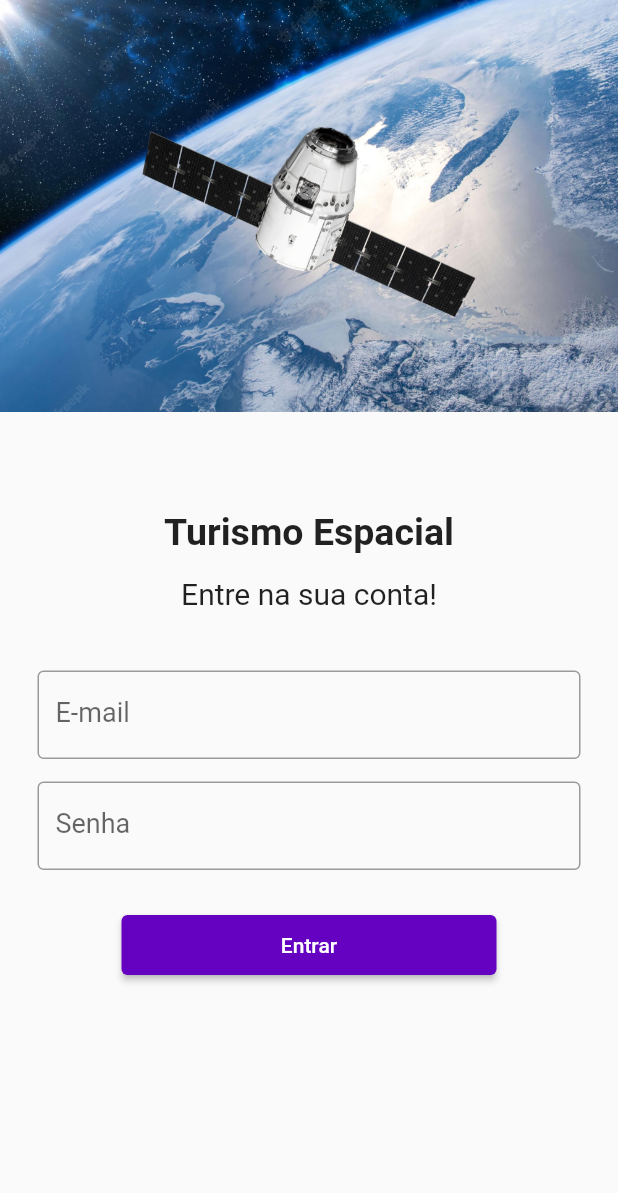
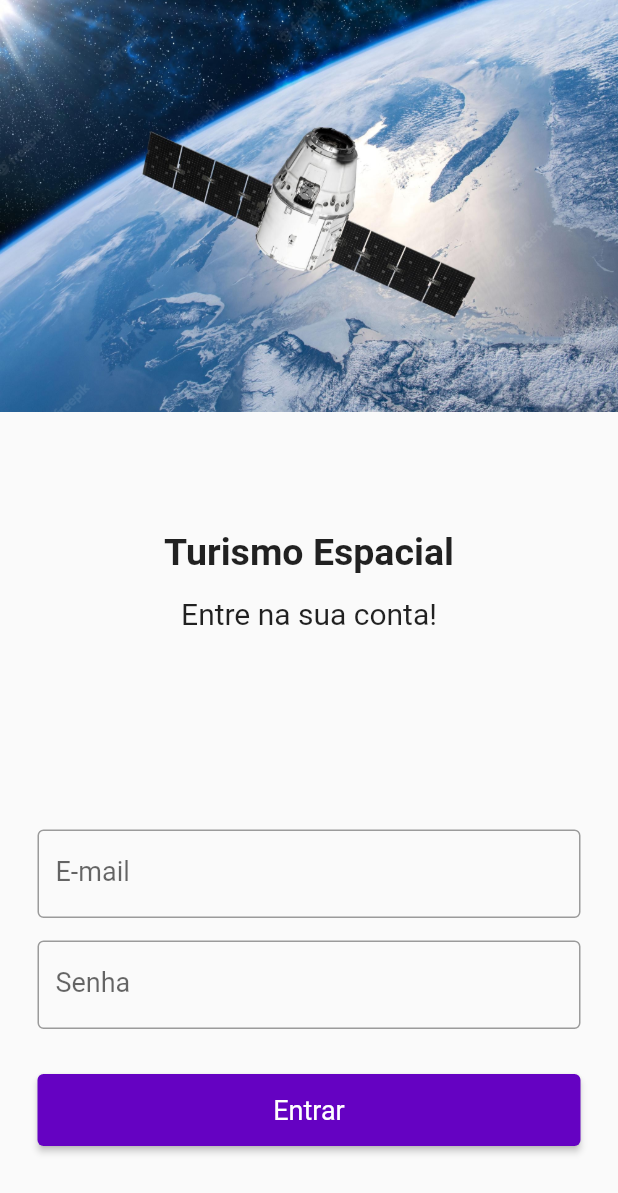
Before and after one commit to lucasmoretini/SpaceTourism, a Flutter app: the screen it shows after launch, on a phone screen of 412 x 824 dp. Shown: the top 1193 px of the screen. Run offline on Flutter 3.47's test engine with Material 2 defaults, Android fonts, the phone set to English and light mode, and no system bars.

Commit message:
Adjusted login and home

```diff
--- a/lib/src/app/components/button_pattern.dart
+++ b/lib/src/app/components/button_component.dart
@@ -1,4 +1,3 @@
-import 'package:flutter/foundation.dart' show kIsWeb;
 import 'package:flutter/material.dart';
 
 class ButtonPattern extends StatelessWidget {
@@ -7,18 +6,15 @@ class ButtonPattern extends StatelessWidget {
   final Color primaryColor;
   final Color secondColor;
 
-  ButtonPattern({
-    required this.onPressed,
-    required this.buttonText,
-    required this.primaryColor,
-    required this.secondColor
-    });
+  ButtonPattern(
+      {required this.onPressed,
+      required this.buttonText,
+      required this.primaryColor,
+      required this.secondColor});
 
   @override
   Widget build(BuildContext context) {
     return SizedBox(
-      width: kIsWeb ? 80 : 250,
-      height: 40,
       child: ElevatedButton(
         style: ElevatedButton.styleFrom(
           primary: primaryColor,
--- /dev/null
+++ b/lib/src/app/components/form_outline_component.dart
@@ -0,0 +1,38 @@
+import 'package:flutter/material.dart';
+
+class FormOutlinePattern extends StatelessWidget {
+  final String label;
+  final Function()? onEditingComplete;
+  final TextEditingController? userInputController;
+  final FocusNode? focusNode;
+
+  FormOutlinePattern({
+    required this.label,
+    this.userInputController,
+    this.onEditingComplete,
+    this.focusNode,
+  });
+
+  @override
+  Widget build(BuildContext context) {
+    return TextFormField(
+      controller: userInputController,
+      focusNode: focusNode,
+      onEditingComplete: onEditingComplete,
+      decoration: InputDecoration(
+        fillColor: Colors.blue.shade100,
+        border: const OutlineInputBorder(),
+        focusedBorder: const OutlineInputBorder(
+          borderSide: BorderSide(color: Colors.purple),
+        ),
+        label: Text(
+          label,
+          style: const TextStyle(
+            fontSize: 18,
+            fontWeight: FontWeight.normal,
+          ),
+        ),
+      ),
+    );
+  }
+}
--- a/lib/src/app/components/form_pattern.dart
+++ /dev/null
@@ -1,29 +0,0 @@
-import 'package:flutter/material.dart';
-
-class FormPattern extends StatelessWidget {
-  final String label;
-  final Function()? onEditingComplete;
-  final TextEditingController? userInputController;
-
-  FormPattern({
-    required this.label,
-    this.userInputController,
-    this.onEditingComplete});
-
-  @override
-  Widget build(BuildContext context) {
-    return TextFormField(
-      onEditingComplete: onEditingComplete,
-      controller: userInputController,
-      decoration: InputDecoration(
-        label: Text(
-          label,
-          style: const TextStyle(
-          fontSize: 18,
-          fontWeight: FontWeight.normal,
-          ),
-        )
-      ),
-    );
-  }
-}
--- a/lib/src/app/model/spaceship_model.dart
+++ b/lib/src/app/model/spaceship_model.dart
@@ -1,7 +1,6 @@
 class SpaceshipModel {
   final String? spaceshipName;
+  final String? spaceshipDescription;
 
-  SpaceshipModel({
-    this.spaceshipName
-  });
+  SpaceshipModel({this.spaceshipName, this.spaceshipDescription});
 }
--- a/lib/src/app/modules/intro_page/intro_page.dart
+++ b/lib/src/app/modules/intro_page/intro_page.dart
@@ -1,59 +1,48 @@
+// ignore_for_file: non_constant_identifier_names
+
 import 'package:flutter/material.dart';
-import 'package:space_tourism/src/app/components/button_pattern.dart';
-import 'package:space_tourism/src/app/components/form_pattern.dart';
-import 'package:space_tourism/src/app/modules/main_page/main_page.dart';
+import 'package:space_tourism/src/app/components/button_component.dart';
+import 'package:space_tourism/src/app/components/form_outline_component.dart';
+
 import 'package:space_tourism/src/app/utils/export.dart';
 
 import '../spaceship_page/spaceship_page.dart';
 
 class IntroPage extends StatelessWidget {
-
   @override
   Widget build(BuildContext context) {
-    return Scaffold(
-        body: SingleChildScrollView(
-          child: Column(
-             children: [
-              Image.asset(
-                "assets/images/spaceShip.jpg",
-                width: 450.00,
-                height: 300.00,
-                alignment: Alignment.topCenter,
+    Widget CustomScrollView({required Widget child}) {
+      return LayoutBuilder(
+        builder: (context, constraint) {
+          return SingleChildScrollView(
+            child: ConstrainedBox(
+              constraints: BoxConstraints(minHeight: constraint.maxHeight),
+              child: IntrinsicHeight(
+                child: child,
               ),
-              Padding(
+            ),
+          );
+        },
+      );
+    }
+
+    Widget Form({required BuildContext context}) {
+      return Padding(
         padding: EdgeInsets.only(
           left: AppPaddings.borderPadding,
           right: AppPaddings.borderPadding,
-                top: AppPaddings.topPadding,
+          bottom: 60,
         ),
         child: Column(
+          mainAxisAlignment: MainAxisAlignment.end,
           children: [
-                  const SizedBox(height: 30),
-                  const Text(
-                    "Turismo Espacial",
-                    textAlign: TextAlign.center,
-                    style: TextStyle(
-                    fontSize: 25,
-                    fontWeight: FontWeight.bold
-                    ),
-                  ),
+            FormOutlinePattern(label: eMail),
             const SizedBox(height: 15),
-                  const Text(
-                    "Entre na sua conta!",
-                    textAlign: TextAlign.center,
-                    style: TextStyle(
-                      fontSize: 20,
-                      fontWeight: FontWeight.normal
-                    ),
-                  ),
-                  const SizedBox(height: 40),
-                  FormPattern(label: eMail),
-                  const SizedBox(height: 15),
-                  FormPattern(label: password),
+            FormOutlinePattern(label: password),
             const SizedBox(height: 30),
             ButtonPattern(
               onPressed: () {
-                      Navigator.push(
+                Navigator.pushReplacement(
                   context,
                   MaterialPageRoute(
                     builder: (context) => SpaceshipPage(),
@@ -62,13 +51,54 @@ class IntroPage extends StatelessWidget {
               },
               buttonText: entry,
               primaryColor: const Color.fromARGB(255, 101, 2, 194),
-                  secondColor: Colors.white
+              secondColor: Colors.white,
             ),
-                ]
-              )
+          ],
         ),
-          ]
-        )
+      );
+    }
+
+    var image = Image.asset(
+      "assets/images/spaceShip.jpg",
+      width: 450.00,
+      height: 300.00,
+      alignment: Alignment.topCenter,
+    );
+
+    var textIntro = Column(
+      mainAxisAlignment: MainAxisAlignment.center,
+      children: const [
+        SizedBox(height: 8),
+        Text(
+          "Turismo Espacial",
+          textAlign: TextAlign.center,
+          style: TextStyle(fontSize: 25, fontWeight: FontWeight.bold),
+        ),
+        SizedBox(height: 15),
+        Text(
+          "Entre na sua conta!",
+          textAlign: TextAlign.center,
+          style: TextStyle(fontSize: 20, fontWeight: FontWeight.normal),
+        ),
+        SizedBox(height: 8),
+      ],
+    );
+
+    return Scaffold(
+      body: CustomScrollView(
+        child: Column(
+          children: [
+            image,
+            Expanded(
+              flex: 1,
+              child: textIntro,
+            ),
+            Expanded(
+              flex: 2,
+              child: Form(context: context),
+            ),
+          ],
+        ),
       ),
     );
   }
--- a/lib/src/theme/app_theme.dart
+++ b/lib/src/theme/app_theme.dart
@@ -1,40 +1,34 @@
 import 'package:flutter/material.dart';
+import 'package:flutter/foundation.dart' show kIsWeb;
 
-const _primarySwatch = Colors.purple;
+const _primaryColor = Colors.purple;
 const _secondarySwatch = Color.fromARGB(255, 255, 255, 255);
 
 ThemeData lightTheme = ThemeData(
   brightness: Brightness.light,
-	primarySwatch: _primarySwatch,
+  primarySwatch: _primaryColor,
   elevatedButtonTheme: ElevatedButtonThemeData(
     style: ElevatedButton.styleFrom(
+      textStyle: const TextStyle(fontSize: 18),
       primary: Colors.white,
       onPrimary: Colors.black,
-		)
+      minimumSize: const Size(kIsWeb ? 80 : double.infinity, 48),
     ),
-
+  ),
   appBarTheme: const AppBarTheme(
     titleTextStyle: TextStyle(color: Colors.white, fontSize: 20),
-		backgroundColor: Colors.black,
-		iconTheme: IconThemeData(color: Colors.white)
+    backgroundColor: Colors.purple,
+    iconTheme: IconThemeData(color: Colors.white),
   ),
-
-	inputDecorationTheme: InputDecorationTheme(
-		border: OutlineInputBorder(),
-		focusedBorder: OutlineInputBorder(
-			borderSide: BorderSide(color: Colors.black),
-			borderRadius: BorderRadius.circular(20)
-		)
-	)
 );
 
 ThemeData dartTheme = ThemeData(
   brightness: Brightness.dark,
-	primarySwatch: _primarySwatch,
+  primarySwatch: _primaryColor,
   elevatedButtonTheme: ElevatedButtonThemeData(
     style: ElevatedButton.styleFrom(
       primary: Colors.black,
       onPrimary: Colors.purple,
-		)
-	)
+    ),
+  ),
 );
```
Also changed, not shown: lib/src/app/components/card_component.dart (added, +35 -0 lines), lib/src/app/components/card_pattern.dart (deleted, +0 -25 lines), lib/src/app/components/floating_action_button.dart (added, +18 -0 lines), lib/src/app/components/form_filled_component.dart (added, +35 -0 lines), lib/src/app/components/page_component.dart (added, +20 -0 lines), lib/src/app/modules/spaceship_page/spaceship_controller.dart (+9 -5 lines), lib/src/app/modules/spaceship_page/spaceship_page.dart (+134 -55 lines). Lines whose indentation alone changed are shown as unchanged.
